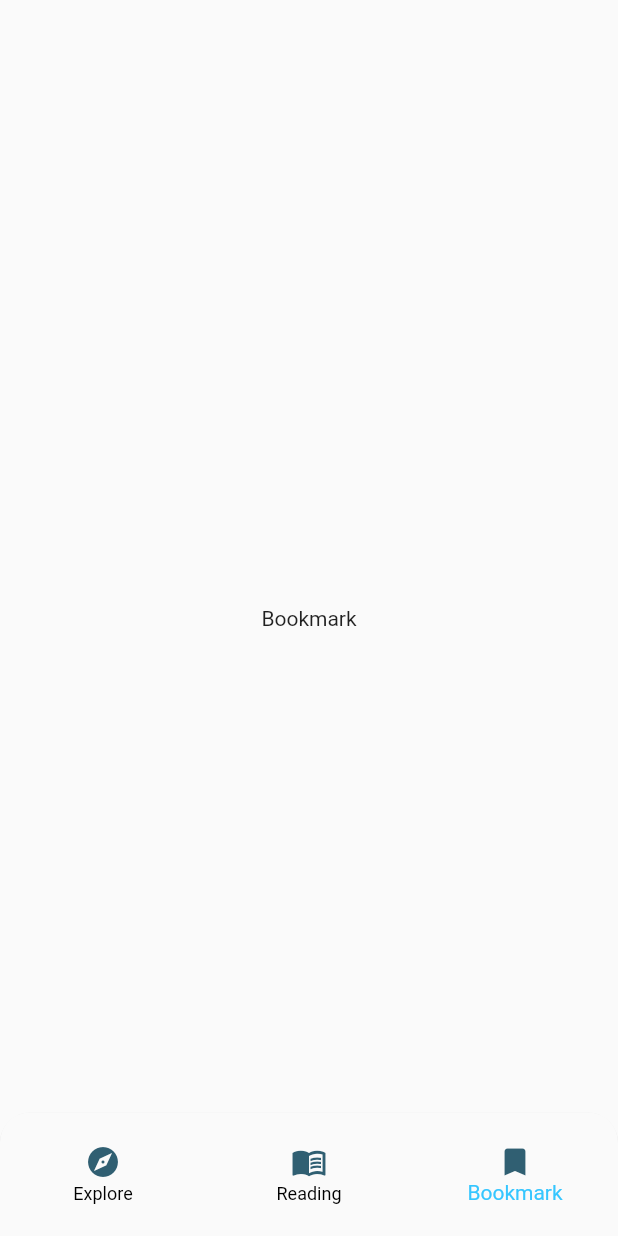
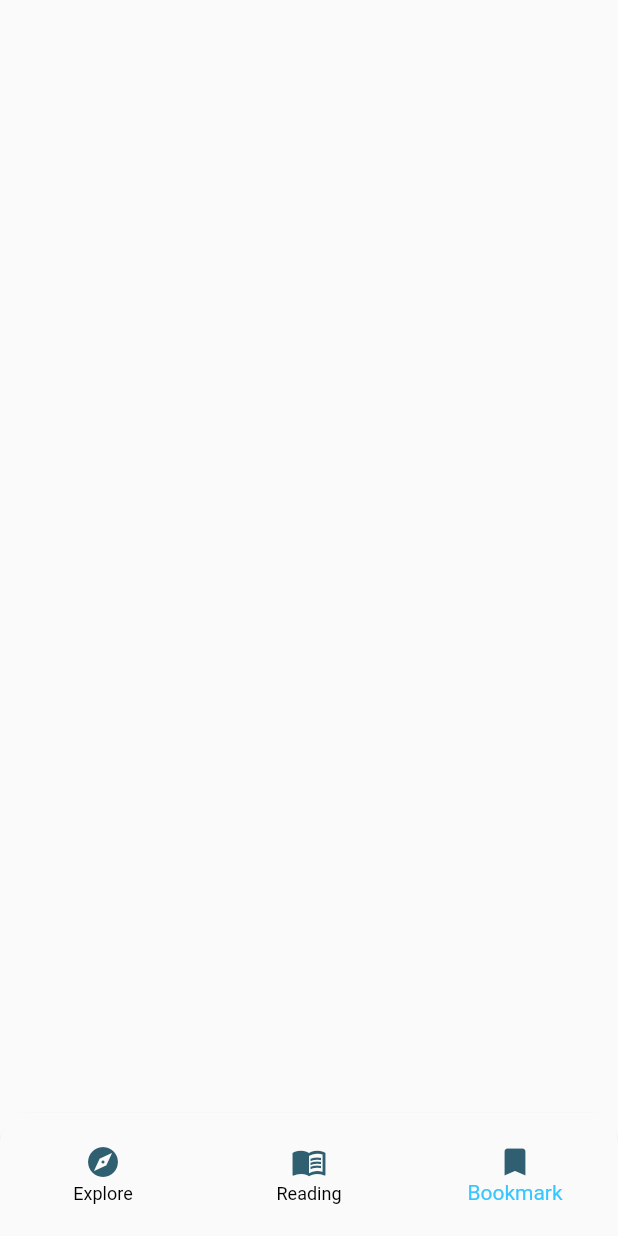
Before and after one commit to MustansarBillah/pay_app, a Flutter app: the HomePage screen opened directly, item 3 of the bottom bar chosen, on a phone screen of 412 x 824 dp. Run offline on Flutter 3.47's test engine with Material 2 defaults, Android fonts, the phone set to English and light mode, and no system bars; our stand-ins replace google_fonts, percent_indicator, sliding_up_panel.

Commit message:
Add Three Colors , Delete Text Widget

```diff
--- a/lib/constants/colors.dart
+++ b/lib/constants/colors.dart
@@ -9,5 +9,7 @@ class AppColors{
   static Color cNavyBlue= const Color(0xFF305F72);
   static Color bgColor= const Color(0xFFEAF9FE);
   static Color bSheetBlue= const Color(0xFF4F9DBC);
-
+  static Color cBlue= const Color(0xFF305F72);
+  static Color kColor= const Color(0xFFEAF9FE);
+  static Color sheet= const Color(0xFF4F9DBC);
 }
--- a/lib/views/bookmark_screen.dart
+++ b/lib/views/bookmark_screen.dart
@@ -6,7 +6,7 @@ class BookmarkScreen extends StatelessWidget {
   @override
   Widget build(BuildContext context) {
     return Scaffold(
-      body: Container(child: Center(child: Text("Bookmark")),),
+      body: Container(),
     );
   }
 }
```
